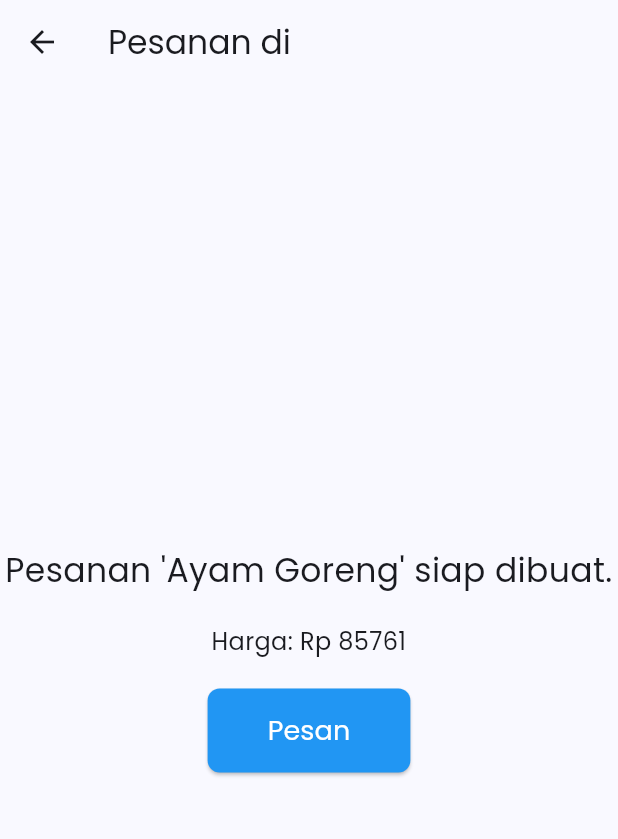
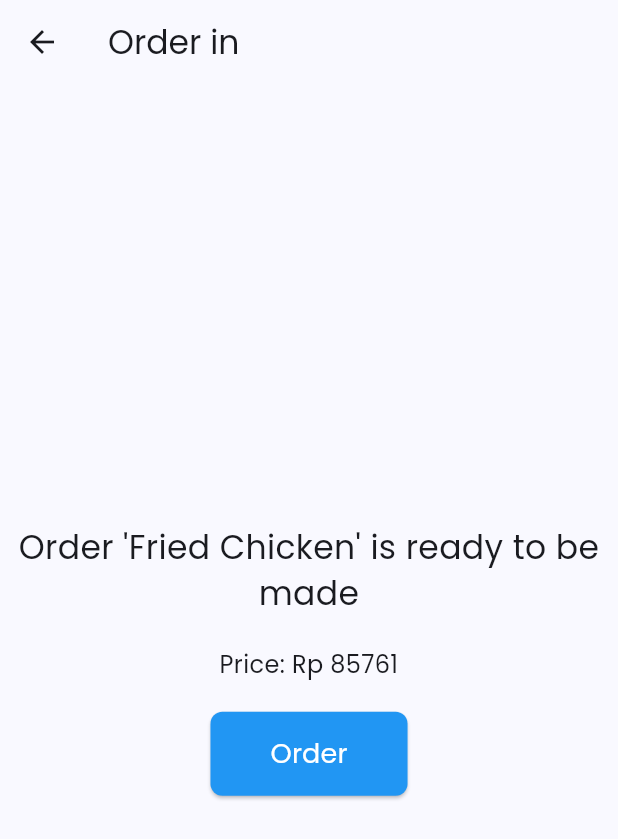
Before and after one commit to Darrell30/Food-Delivery-App, a Flutter app: the OrderScreen screen opened directly with empty values, on a phone screen of 412 x 824 dp. Shown: the top 839 px of the screen. Run offline on Flutter 3.47's test engine with Material 3 defaults, Android fonts, the phone set to English and light mode, and no system bars; our stand-ins replace geocoding, geolocator, google_maps_flutter, image_picker, shared_preferences; accounts and stored records are empty.

Commit message:
menambahkan gif animasi saat menunggu pick up order

```diff
--- a/lib/screens/OrderScreen.dart
+++ b/lib/screens/OrderScreen.dart
@@ -49,11 +49,11 @@ class _OrderScreenState extends State<OrderScreen> {
 
   String _getStatusMessage(int secondsRemaining) {
     if (secondsRemaining > 5) {
-      return "Pesanan sedang dimasak";
+      return "Your Order is being Cooked";
     } else if (secondsRemaining >= 1) {
-      return "Pesanan sedang dikemas";
+      return "Your Order is being Packed";
     } else {
-      return "Pesanan sudah siap diambil!";
+      return "You can get your Order Now!";
     }
   }
 
@@ -67,11 +67,11 @@ class _OrderScreenState extends State<OrderScreen> {
       orderDate: DateTime.now(),
       items: [
         OrderItem(
-          menuItem: MenuItem(id: 'm1', name: 'Ayam Goreng', price: _pendingPrice, imageUrl: 'https://via.placeholder.com/150'),
+          menuItem: MenuItem(id: 'm1', name: 'Fried Chicken', price: _pendingPrice, imageUrl: 'https://via.placeholder.com/150'),
           quantity: 1,
         ),
       ],
-      status: 'Menunggu Konfirmasi',
+      status: 'Waiting Confirmation',
     );
 
     Provider.of<OrderProvider>(context, listen: false).addOrder(newOrderModel);
@@ -96,14 +96,14 @@ class _OrderScreenState extends State<OrderScreen> {
         !orderProvider.isProcessing &&
         orderProvider.currentlyProcessingOrderId == null &&
         orderProvider.orderHistory.any((o) =>
-            o.orderId == _currentOrder!.orderId && o.status == 'Siap Diambil'
+            o.orderId == _currentOrder!.orderId && o.status == 'Ready to Take'
         );
 
     final bool isOrderPending = _currentOrder == null || (_currentOrder != null && !isThisOrderProcessing && !isTimerFinished);
 
     return Scaffold(
       appBar: AppBar(
-        title: Text("Pesanan di ${widget.placeName}"),
+        title: Text("Order in ${widget.placeName}"),
       ),
       body: Center(
         child: Column(
@@ -112,13 +112,13 @@ class _OrderScreenState extends State<OrderScreen> {
 
             if (isOrderPending) ...[
               const Text(
-                "Pesanan 'Ayam Goreng' siap dibuat.",
+                "Order 'Fried Chicken' is ready to be made",
                 style: TextStyle(fontSize: 22),
                 textAlign: TextAlign.center,
               ),
               const SizedBox(height: 20),
               Text(
-                "Harga: Rp ${_pendingPrice.toStringAsFixed(0)}",
+                "Price: Rp ${_pendingPrice.toStringAsFixed(0)}",
                 style: const TextStyle(fontSize: 16),
                 textAlign: TextAlign.center,
               ),
@@ -130,12 +130,16 @@ class _OrderScreenState extends State<OrderScreen> {
                   padding: const EdgeInsets.symmetric(horizontal: 40, vertical: 15),
                   shape: RoundedRectangleBorder(borderRadius: BorderRadius.circular(8)),
                 ),
-                child: const Text('Pesan', style: TextStyle(color: Colors.white, fontSize: 18)),
+                child: const Text('Order', style: TextStyle(color: Colors.white, fontSize: 18)),
               ),
             ],
 
             if (isThisOrderProcessing) ...[
-              const CircularProgressIndicator(),
+              Image.asset(
+                'assets/gifs/Cooking.gif',
+                width: 350,
+                height: 350,
+              ),
               const SizedBox(height: 30),
               Text(
                 _getStatusMessage(orderProvider.secondsRemaining),
@@ -144,13 +148,13 @@ class _OrderScreenState extends State<OrderScreen> {
               ),
               const SizedBox(height: 10),
               Text(
-                "Est. Waktu tersisa: ${orderProvider.secondsRemaining} detik",
+                "Est. Time Left: ${orderProvider.secondsRemaining} seconds",
                 style: TextStyle(fontSize: 16, color: Colors.grey[700]),
                 textAlign: TextAlign.center,
               ),
               const SizedBox(height: 20),
               const Text(
-                "Mohon menunggu sebentar...",
+                "Please Wait...",
                 style: TextStyle(fontSize: 16),
                 textAlign: TextAlign.center,
               ),
@@ -158,13 +162,13 @@ class _OrderScreenState extends State<OrderScreen> {
 
             if (isTimerFinished) ...[
               const Text(
-                "Pesanan sudah siap, silakan pick up",
+                "Order is done,Come get your Order",
                 style: TextStyle(fontSize: 22),
                 textAlign: TextAlign.center,
               ),
               const SizedBox(height: 20),
               const Text(
-                "Pesanan sudah siap diambil!",
+                "Order has been taken!",
                 style: TextStyle(fontSize: 20, fontWeight: FontWeight.bold, color: Colors.green),
                 textAlign: TextAlign.center,
               ),
@@ -183,7 +187,7 @@ class _OrderScreenState extends State<OrderScreen> {
                     tabProvider.changeTab(2);
 
                     ScaffoldMessenger.of(context).showSnackBar(
-                      const SnackBar(content: Text('Pesanan selesai, membuka Riwayat Pesanan.')),
+                      const SnackBar(content: Text('Order Finished, Open Order History.')),
                     );
                   });
                 },
@@ -192,7 +196,7 @@ class _OrderScreenState extends State<OrderScreen> {
                   padding: const EdgeInsets.symmetric(horizontal: 40, vertical: 15),
                   shape: RoundedRectangleBorder(borderRadius: BorderRadius.circular(8)),
                 ),
-                child: const Text('Kembali ke Riwayat Pesanan', style: TextStyle(color: Colors.white, fontSize: 18)),
+                child: const Text('Back to Order History', style: TextStyle(color: Colors.white, fontSize: 18)),
               ),
             ],
           ],
--- a/pubspec.yaml
+++ b/pubspec.yaml
@@ -76,6 +76,7 @@ flutter:
     - assets/gifs/Completed.gif
     - assets/gifs/On_Delivery.gif
     - assets/gifs/Success_payment.gif
+    - assets/gifs/Cooking.gif
   # assets:
   #   - images/a_dot_burr.jpeg
   #   - images/a_dot_ham.jpeg
```
Also changed, not shown: pubspec.lock.
